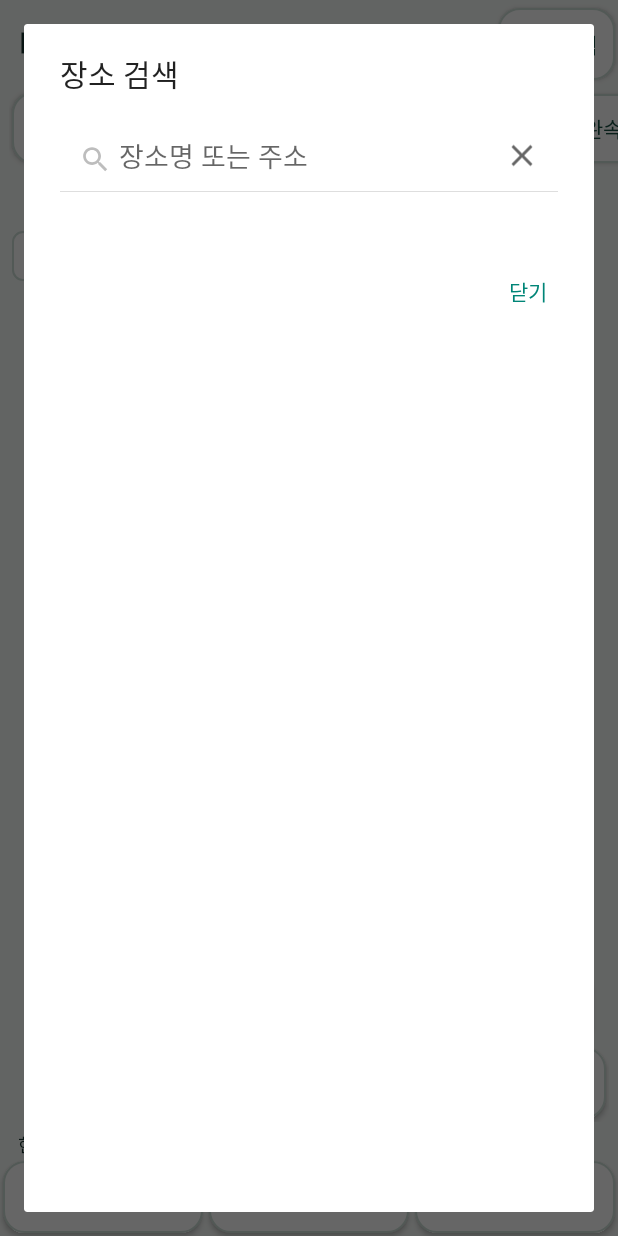
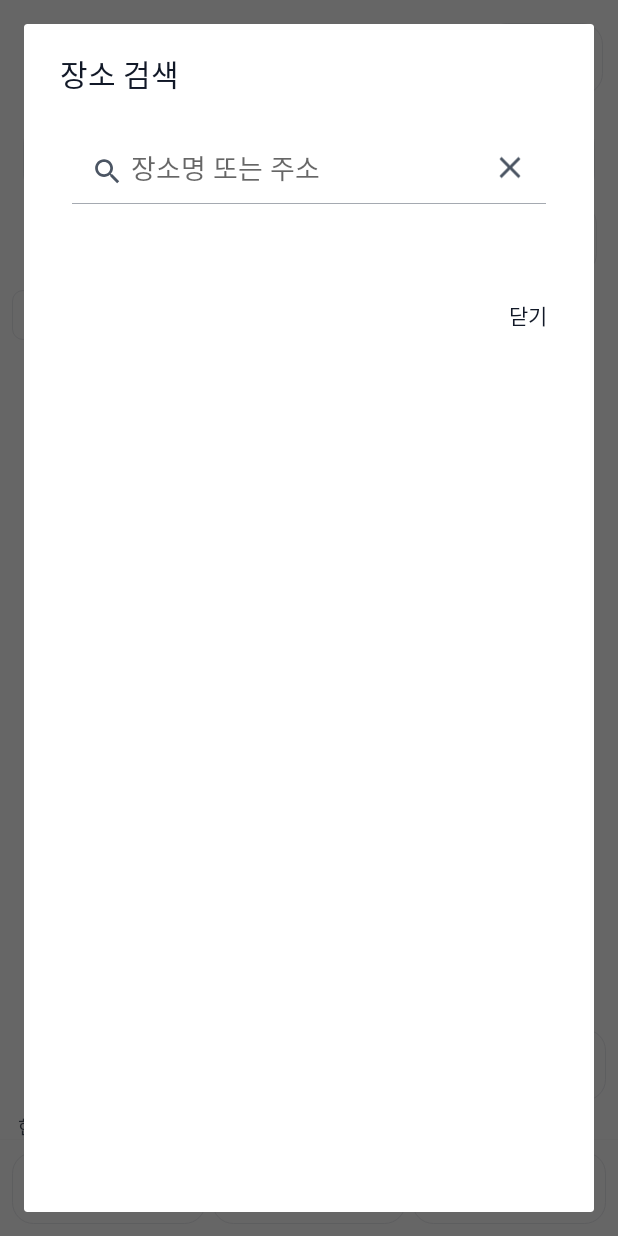
Before and after one commit to YU-AI-Service-Project/Mobile-APP, an Android app: the screen it shows after launch (MainActivity), after a tap on "장소 검색", on a phone screen of 412 x 824 dp. Run offline under Robolectric (Android 15) with nearby library versions, the phone set to English and light mode, and no system bars; libraries missing offline, so code that uses them is left out: com.kakao.vectormap; 3 statements that could not run were skipped; 1 other tap on this screen came first.

Commit message:
Refresh WattUp Android screens and simplify station comparison

```diff
--- a/app/src/main/AndroidManifest.xml
+++ b/app/src/main/AndroidManifest.xml
@@ -4,7 +4,7 @@
     <uses-permission android:name="android.permission.ACCESS_COARSE_LOCATION" />
     <uses-permission android:name="android.permission.ACCESS_FINE_LOCATION" />
     <uses-feature android:glEsVersion="0x00020000" android:required="true" />
-    <application android:label="WattUp" android:theme="@android:style/Theme.Material.Light.NoActionBar">
+    <application android:label="WattUp" android:theme="@style/WattUpTheme">
         <activity android:name=".MainActivity" android:enableOnBackInvokedCallback="true" android:exported="true">
             <intent-filter>
                 <action android:name="android.intent.action.MAIN" />
--- a/app/src/main/java/com/wattup/app/PreviewMap.kt
+++ b/app/src/main/java/com/wattup/app/PreviewMap.kt
@@ -24,8 +24,8 @@ class PreviewMap(context: Context, private val select: (SearchPoint) -> Unit,
     private val span = 0.04
 
     override fun onDraw(canvas: Canvas) {
-        canvas.drawColor(0xffedf4f2.toInt())
-        brush.color = 0xffc8d9d3.toInt()
+        canvas.drawColor(0xfff9fafb.toInt())
+        brush.color = 0xffe5e7eb.toInt()
         for (i in 1..7) {
             val x = width * i / 8f
             val y = height * i / 8f
@@ -45,7 +45,7 @@ class PreviewMap(context: Context, private val select: (SearchPoint) -> Unit,
             hits += station to android.graphics.RectF(sx - badge.width / 2f, minOf(top, sy - 5),
                 sx + badge.width / 2f, maxOf(top + badge.height, sy + 5))
         }
-        brush.color = 0xff006854.toInt()
+        brush.color = 0xff374151.toInt()
         val x = (0.5 + (pin.longitude - center.longitude) / span) * width
         val y = (0.5 - (pin.latitude - center.latitude) / span) * height
         canvas.drawCircle(x.toFloat(), y.toFloat(), 8 * resources.displayMetrics.density, brush)
--- a/app/src/main/res/color/chip_text.xml
+++ b/app/src/main/res/color/chip_text.xml
@@ -1 +1 @@
-<selector xmlns:android="http://schemas.android.com/apk/res/android"><item android:state_checked="true" android:color="#FFFFFF"/><item android:color="#164D40"/></selector>
+<selector xmlns:android="http://schemas.android.com/apk/res/android"><item android:state_checked="true" android:color="#FFFFFF"/><item android:color="@color/body"/></selector>
--- a/app/src/main/res/drawable/chip.xml
+++ b/app/src/main/res/drawable/chip.xml
@@ -1 +1 @@
-<selector xmlns:android="http://schemas.android.com/apk/res/android"><item android:state_checked="true" android:drawable="@drawable/primary"/><item android:drawable="@drawable/control"/></selector>
+<selector xmlns:android="http://schemas.android.com/apk/res/android"><item android:state_checked="true" android:drawable="@drawable/selected"/><item android:drawable="@drawable/control"/></selector>
--- a/app/src/main/res/drawable/control.xml
+++ b/app/src/main/res/drawable/control.xml
@@ -1 +1,9 @@
-<shape xmlns:android="http://schemas.android.com/apk/res/android"><solid android:color="#FFFFFF"/><corners android:radius="14dp"/><stroke android:width="1dp" android:color="#CEDFD7"/></shape>
+<ripple xmlns:android="http://schemas.android.com/apk/res/android" android:color="#20808080">
+    <item>
+        <shape>
+            <solid android:color="@color/surface" />
+            <corners android:radius="14dp" />
+            <stroke android:width="1px" android:color="@color/hairline" />
+        </shape>
+    </item>
+</ripple>
--- a/app/src/main/res/drawable/primary.xml
+++ b/app/src/main/res/drawable/primary.xml
@@ -1 +1,8 @@
-<shape xmlns:android="http://schemas.android.com/apk/res/android"><solid android:color="#12634F"/><corners android:radius="14dp"/><stroke android:width="1dp" android:color="#CEDFD7"/></shape>
+<ripple xmlns:android="http://schemas.android.com/apk/res/android" android:color="#20808080">
+    <item>
+        <shape>
+            <solid android:color="@color/action" />
+            <corners android:radius="14dp" />
+        </shape>
+    </item>
+</ripple>
--- /dev/null
+++ b/app/src/main/res/drawable/selected.xml
@@ -0,0 +1,8 @@
+<ripple xmlns:android="http://schemas.android.com/apk/res/android" android:color="#20808080">
+    <item>
+        <shape>
+            <solid android:color="@color/ink" />
+            <corners android:radius="14dp" />
+        </shape>
+    </item>
+</ripple>
--- a/app/src/main/res/layout/activity_search.xml
+++ b/app/src/main/res/layout/activity_search.xml
@@ -1,44 +1,46 @@
-<?xml version="1.0" ?>
-<LinearLayout xmlns:android="http://schemas.android.com/apk/res/android" android:layout_width="match_parent" android:layout_height="match_parent" android:orientation="vertical" android:fitsSystemWindows="true" android:background="#F7FAF8">
-    <LinearLayout android:layout_width="match_parent" android:layout_height="wrap_content" android:gravity="center_vertical">
-        <TextView android:layout_width="wrap_content" android:layout_height="wrap_content" android:id="@+id/page_title" android:text="내 주변 충전소" android:textSize="23sp" android:textColor="#17352F" android:layout_weight="1" android:padding="12dp" android:textStyle="bold"/>
-        <Button android:layout_width="wrap_content" android:layout_height="48dp" android:id="@+id/place_search" android:text="장소 검색" android:background="@drawable/control" android:textColor="#164D40" android:minWidth="48dp" android:paddingHorizontal="12dp" android:layout_margin="2dp"/>
+<LinearLayout xmlns:android="http://schemas.android.com/apk/res/android" android:layout_width="match_parent" android:layout_height="match_parent" android:orientation="vertical" android:fitsSystemWindows="true" android:background="@color/surface">
+    <LinearLayout android:layout_width="match_parent" android:layout_height="wrap_content" android:gravity="center_vertical" android:padding="8dp">
+        <TextView android:layout_width="0dp" android:layout_height="wrap_content" android:id="@+id/page_title" android:text="내 주변 충전소" android:textSize="25sp" android:textColor="@color/ink" android:layout_weight="1" android:padding="12dp" android:textStyle="bold" />
+        <Button android:layout_width="wrap_content" android:layout_height="48dp" android:id="@+id/place_search" android:text="장소 검색" android:background="@drawable/control" android:textColor="@color/body" android:minWidth="48dp" android:paddingHorizontal="12dp" android:layout_margin="2dp" />
     </LinearLayout>
-    <HorizontalScrollView android:layout_width="match_parent" android:layout_height="wrap_content" android:id="@+id/filters" android:scrollbars="none">
-        <LinearLayout android:layout_width="wrap_content" android:layout_height="wrap_content" android:paddingHorizontal="6dp">
-            <Button android:layout_width="wrap_content" android:layout_height="48dp" android:id="@+id/reset" android:text="초기화" android:background="@drawable/control" android:textColor="#164D40" android:minWidth="48dp" android:paddingHorizontal="12dp" android:layout_margin="2dp"/>
-            <ToggleButton android:layout_width="wrap_content" android:layout_height="46dp" android:id="@+id/available" android:textOn="이용 가능 ✓" android:textOff="이용 가능만" android:background="@drawable/chip" android:textColor="@color/chip_text" android:paddingHorizontal="12dp" android:layout_margin="2dp"/>
-            <Button android:id="@+id/radius" android:layout_width="wrap_content" android:layout_height="48dp" android:background="@drawable/control" android:paddingHorizontal="12dp" android:text="반경 3km" />
-            <ToggleButton android:layout_width="wrap_content" android:layout_height="46dp" android:id="@+id/fast" android:textOn="급속 ✓" android:textOff="급속 50kW+" android:background="@drawable/chip" android:textColor="@color/chip_text" android:paddingHorizontal="12dp" android:layout_margin="2dp"/>
-            <ToggleButton android:layout_width="wrap_content" android:layout_height="46dp" android:id="@+id/slow" android:textOn="완속 ✓" android:textOff="완속" android:background="@drawable/chip" android:textColor="@color/chip_text" android:paddingHorizontal="12dp" android:layout_margin="2dp"/>
-            <ToggleButton android:layout_width="wrap_content" android:layout_height="46dp" android:id="@+id/combo" android:textOn="DC콤보 ✓" android:textOff="DC콤보" android:background="@drawable/chip" android:textColor="@color/chip_text" android:paddingHorizontal="12dp" android:layout_margin="2dp"/>
-        </LinearLayout>
-    </HorizontalScrollView>
-    <TextView android:layout_width="wrap_content" android:layout_height="wrap_content" android:id="@+id/result" android:text="" android:textSize="13sp" android:textColor="#17352F" android:padding="8dp"/>
+    <LinearLayout android:layout_width="match_parent" android:layout_height="wrap_content" android:orientation="horizontal" android:paddingHorizontal="12dp">
+        <ToggleButton android:layout_width="0dp" android:layout_height="wrap_content" android:id="@+id/available" android:textOn="이용 가능 ✓" android:textOff="이용 가능만" android:background="@drawable/chip" android:textColor="@color/chip_text" android:paddingHorizontal="4dp" android:layout_margin="3dp" android:layout_weight="1" android:minHeight="48dp" />
+        <Button android:id="@+id/radius" android:layout_width="0dp" android:layout_height="wrap_content" android:background="@drawable/control" android:paddingHorizontal="4dp" android:text="반경 3km" android:layout_weight="1" android:minHeight="48dp" android:layout_margin="3dp" />
+        <Button android:id="@+id/filter_more" android:text="필터 더보기" android:layout_width="0dp" android:layout_weight="1" android:layout_height="wrap_content" android:minHeight="48dp" android:layout_margin="3dp" android:paddingHorizontal="4dp" />
+    </LinearLayout>
+    <LinearLayout android:layout_width="match_parent" android:layout_height="wrap_content" android:orientation="horizontal" android:visibility="gone" android:id="@+id/filters" android:paddingHorizontal="12dp">
+        <ToggleButton android:layout_width="0dp" android:layout_height="wrap_content" android:id="@+id/fast" android:textOn="급속 ✓" android:textOff="급속 50kW+" android:background="@drawable/chip" android:textColor="@color/chip_text" android:paddingHorizontal="2dp" android:layout_margin="2dp" android:layout_weight="1" android:minHeight="48dp" android:textSize="13sp" />
+        <ToggleButton android:layout_width="0dp" android:layout_height="wrap_content" android:id="@+id/slow" android:textOn="완속 ✓" android:textOff="완속" android:background="@drawable/chip" android:textColor="@color/chip_text" android:paddingHorizontal="2dp" android:layout_margin="2dp" android:layout_weight="1" android:minHeight="48dp" android:textSize="13sp" />
+        <ToggleButton android:layout_width="0dp" android:layout_height="wrap_content" android:id="@+id/combo" android:textOn="DC콤보 ✓" android:textOff="DC콤보" android:background="@drawable/chip" android:textColor="@color/chip_text" android:paddingHorizontal="2dp" android:layout_margin="2dp" android:layout_weight="1" android:minHeight="48dp" android:textSize="13sp" />
+        <Button android:layout_width="0dp" android:layout_height="wrap_content" android:id="@+id/reset" android:text="초기화" android:background="@drawable/control" android:textColor="@color/body" android:minWidth="48dp" android:paddingHorizontal="2dp" android:layout_margin="2dp" android:layout_weight="1" android:minHeight="48dp" android:textSize="13sp" />
+    </LinearLayout>
+    <LinearLayout android:layout_width="match_parent" android:layout_height="wrap_content" android:orientation="horizontal" android:gravity="center_vertical" android:paddingHorizontal="12dp">
+        <TextView android:layout_width="0dp" android:layout_height="wrap_content" android:id="@+id/result" android:text="" android:textSize="13sp" android:textColor="@color/body" android:padding="8dp" android:paddingHorizontal="6dp" android:paddingVertical="10dp" android:layout_weight="1" />
+        <Button android:layout_width="wrap_content" android:layout_height="48dp" android:id="@+id/refresh" android:text="새로고침" android:background="@drawable/control" android:textColor="@color/body" android:minWidth="48dp" android:paddingHorizontal="12dp" android:layout_margin="2dp" android:textSize="13sp" />
+    </LinearLayout>
     <FrameLayout android:layout_width="match_parent" android:layout_height="0dp" android:layout_weight="1">
         <FrameLayout android:layout_width="match_parent" android:layout_height="match_parent" android:id="@+id/map_container">
 </FrameLayout>
-        <ListView android:layout_width="match_parent" android:layout_height="match_parent" android:id="@+id/station_list" android:padding="10dp" android:divider="@android:color/transparent" android:dividerHeight="8dp"/>
-        <LinearLayout android:layout_width="match_parent" android:layout_height="match_parent" android:id="@+id/recommend_panel" android:orientation="vertical" android:padding="14dp">
-            <TextView android:layout_width="wrap_content" android:layout_height="wrap_content" android:id="@+id/recommend_status" android:text="" android:textSize="16sp" android:textColor="#17352F" android:paddingBottom="12dp"/>
-            <HorizontalScrollView android:layout_width="match_parent" android:layout_height="match_parent" android:id="@+id/recommend_scroll">
-                <LinearLayout android:layout_width="wrap_content" android:layout_height="match_parent" android:id="@+id/recommend_cards">
+        <ListView android:layout_width="match_parent" android:layout_height="match_parent" android:id="@+id/station_list" android:padding="16dp" android:divider="@android:color/transparent" android:dividerHeight="12dp" android:background="@color/canvas" android:clipToPadding="false" />
+        <LinearLayout android:layout_width="match_parent" android:layout_height="match_parent" android:id="@+id/recommend_panel" android:orientation="vertical" android:padding="16dp" android:background="@color/canvas">
+            <TextView android:layout_width="wrap_content" android:layout_height="wrap_content" android:id="@+id/recommend_status" android:text="" android:textSize="16sp" android:textColor="@color/body" android:paddingBottom="12dp" />
+            <ScrollView android:layout_width="match_parent" android:layout_height="match_parent" android:id="@+id/recommend_scroll">
+                <LinearLayout android:layout_width="match_parent" android:layout_height="wrap_content" android:id="@+id/recommend_cards" android:orientation="vertical" android:padding="2dp" android:clipToPadding="false">
 </LinearLayout>
-            </HorizontalScrollView>
+            </ScrollView>
         </LinearLayout>
-        <ProgressBar android:id="@+id/nearby_loading" android:layout_width="40dp" android:layout_height="40dp" android:layout_gravity="center" android:contentDescription="충전소 조회 중" android:visibility="gone"/>
-        <TextView android:layout_width="wrap_content" android:layout_height="wrap_content" android:id="@+id/hint" android:text="" android:textSize="13sp" android:textColor="#17352F" android:layout_margin="8dp" android:padding="7dp" android:background="@drawable/control"/>
-        <Button android:layout_width="wrap_content" android:layout_height="48dp" android:id="@+id/notice" android:text="새 위치의 추천 보기" android:background="@drawable/control" android:textColor="#164D40" android:minWidth="48dp" android:paddingHorizontal="12dp" android:layout_margin="2dp" android:layout_gravity="top|center_horizontal" android:visibility="gone"/>
+        <ProgressBar android:id="@+id/nearby_loading" android:layout_width="40dp" android:layout_height="40dp" android:layout_gravity="center" android:contentDescription="충전소 조회 중" android:visibility="gone" />
+        <TextView android:layout_width="wrap_content" android:layout_height="wrap_content" android:id="@+id/hint" android:text="" android:textSize="13sp" android:textColor="@color/body" android:layout_margin="8dp" android:padding="7dp" android:background="@drawable/control" />
+        <Button android:layout_width="wrap_content" android:layout_height="48dp" android:id="@+id/notice" android:text="새 위치의 추천 보기" android:background="@drawable/control" android:textColor="@color/body" android:minWidth="48dp" android:paddingHorizontal="12dp" android:layout_margin="2dp" android:layout_gravity="top|center_horizontal" android:visibility="gone" />
         <LinearLayout android:layout_width="wrap_content" android:layout_height="wrap_content" android:layout_gravity="bottom|end" android:orientation="vertical" android:layout_margin="6dp">
-            <Button android:layout_width="wrap_content" android:layout_height="48dp" android:id="@+id/locate" android:text="내 위치" android:background="@drawable/control" android:textColor="#164D40" android:minWidth="48dp" android:paddingHorizontal="12dp" android:layout_margin="2dp"/>
-            <Button android:layout_width="wrap_content" android:layout_height="48dp" android:id="@+id/refresh" android:text="새로고침" android:background="@drawable/control" android:textColor="#164D40" android:minWidth="48dp" android:paddingHorizontal="12dp" android:layout_margin="2dp"/>
+            <Button android:layout_width="wrap_content" android:layout_height="48dp" android:id="@+id/locate" android:text="내 위치" android:background="@drawable/control" android:textColor="@color/body" android:minWidth="48dp" android:paddingHorizontal="12dp" android:layout_margin="2dp" />
         </LinearLayout>
-        <Button android:layout_width="wrap_content" android:layout_height="48dp" android:id="@+id/search" android:text="이 위치 주변 검색" android:background="@drawable/primary" android:textColor="#FFFFFF" android:minWidth="48dp" android:paddingHorizontal="12dp" android:layout_margin="2dp" android:layout_gravity="bottom|center_horizontal" android:visibility="gone" android:layout_marginBottom="12dp"/>
+        <Button android:layout_width="wrap_content" android:layout_height="48dp" android:id="@+id/search" android:text="이 위치 주변 검색" android:background="@drawable/primary" android:textColor="#FFFFFF" android:minWidth="48dp" android:paddingHorizontal="12dp" android:layout_margin="2dp" android:layout_gravity="bottom|center_horizontal" android:visibility="gone" android:layout_marginBottom="12dp" />
     </FrameLayout>
-    <TextView android:layout_width="wrap_content" android:layout_height="wrap_content" android:id="@+id/selection" android:text="" android:textSize="12sp" android:textColor="#17352F" android:paddingHorizontal="12dp"/>
-    <LinearLayout android:layout_width="match_parent" android:layout_height="wrap_content" android:gravity="center_vertical">
-        <Button android:layout_width="0dp" android:layout_height="48dp" android:id="@+id/toggle_view" android:text="목록 보기" android:background="@drawable/control" android:textColor="#164D40" android:minWidth="48dp" android:paddingHorizontal="12dp" android:layout_margin="2dp" android:layout_weight="1"/>
-        <Button android:layout_width="0dp" android:layout_height="48dp" android:id="@+id/top_three" android:text="Top-3 추천" android:background="@drawable/control" android:textColor="#164D40" android:minWidth="48dp" android:paddingHorizontal="12dp" android:layout_margin="2dp" android:layout_weight="1"/>
-        <Button android:layout_width="0dp" android:layout_height="48dp" android:id="@+id/my_page" android:text="마이페이지" android:background="@drawable/control" android:textColor="#164D40" android:minWidth="48dp" android:paddingHorizontal="12dp" android:layout_margin="2dp" android:layout_weight="1"/>
+    <TextView android:layout_width="wrap_content" android:layout_height="wrap_content" android:id="@+id/selection" android:text="" android:textSize="12sp" android:textColor="@color/body" android:paddingHorizontal="12dp" />
+    <LinearLayout android:layout_width="match_parent" android:layout_height="wrap_content" android:gravity="center_vertical" android:padding="6dp" android:background="@color/surface" android:elevation="2dp">
+        <Button android:layout_width="0dp" android:layout_height="48dp" android:id="@+id/toggle_view" android:text="목록 보기" android:background="@drawable/control" android:textColor="@color/body" android:minWidth="48dp" android:paddingHorizontal="12dp" android:layout_margin="2dp" android:layout_weight="1" />
+        <Button android:layout_width="0dp" android:layout_height="48dp" android:id="@+id/top_three" android:text="Top-3 추천" android:background="@drawable/control" android:textColor="@color/body" android:minWidth="48dp" android:paddingHorizontal="12dp" android:layout_margin="2dp" android:layout_weight="1" />
+        <Button android:layout_width="0dp" android:layout_height="48dp" android:id="@+id/my_page" android:text="마이페이지" android:background="@drawable/control" android:textColor="@color/body" android:minWidth="48dp" android:paddingHorizontal="12dp" android:layout_margin="2dp" android:layout_weight="1" />
     </LinearLayout>
 </LinearLayout>
--- /dev/null
+++ b/app/src/main/res/values/wattup.xml
@@ -0,0 +1,28 @@
+<resources>
+    <color name="surface">#FFFFFF</color>
+    <color name="canvas">#F9FAFB</color>
+    <color name="ink">#111827</color>
+    <color name="body">#4B5563</color>
+    <color name="secondary">#667085</color>
+    <color name="hairline">#CCE5E7EB</color>
+    <color name="action">#2563EB</color>
+    <style name="WattUpTheme" parent="android:style/Theme.Material.Light.NoActionBar">
+        <item name="android:colorAccent">@color/ink</item>
+        <item name="android:windowBackground">@color/surface</item>
+        <item name="android:colorBackground">@color/canvas</item>
+        <item name="android:textColorPrimary">@color/ink</item>
+        <item name="android:textColorSecondary">@color/body</item>
+        <item name="android:statusBarColor">@color/surface</item>
+        <item name="android:windowLightStatusBar">true</item>
+        <item name="android:buttonStyle">@style/WattUpButton</item>
+    </style>
+    <style name="WattUpButton" parent="android:style/Widget.Material.Light.Button">
+        <item name="android:background">@drawable/control</item>
+        <item name="android:textColor">@color/ink</item>
+        <item name="android:textAllCaps">false</item>
+        <item name="android:textSize">14sp</item>
+        <item name="android:fontFamily">sans-serif-medium</item>
+        <item name="android:minHeight">48dp</item>
+        <item name="android:stateListAnimator">@null</item>
+    </style>
+</resources>
```
Also changed, not shown: app/src/main/java/com/wattup/app/MainActivity.kt (+46 -15 lines), app/src/main/res/layout/activity_guest.xml (+10 -9 lines), app/src/main/res/layout/recommendation_card.xml (+7 -13 lines), app/src/main/res/layout/station_detail.xml (+12 -13 lines), app/src/main/res/layout/station_row.xml (+6 -4 lines).
